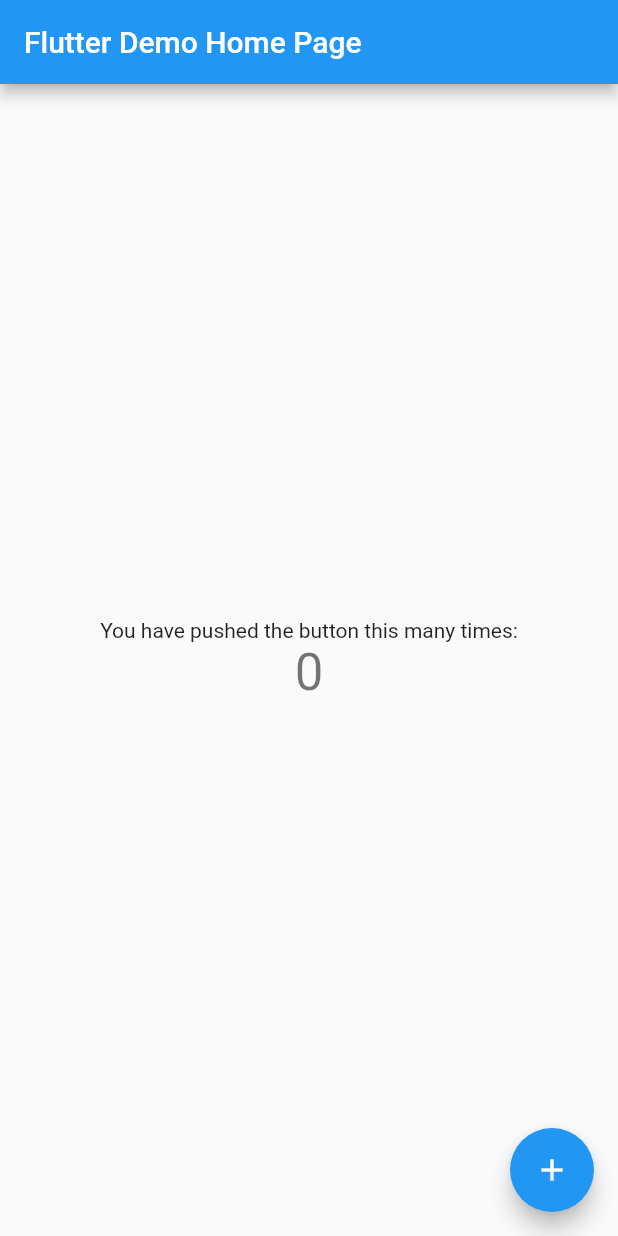
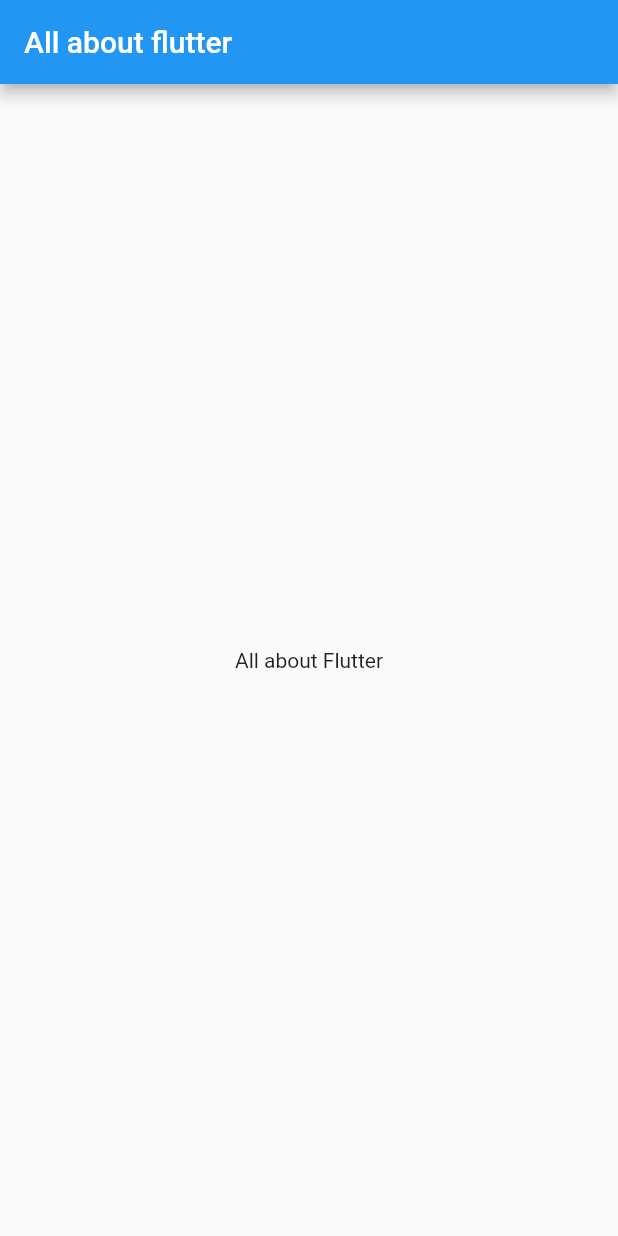
Before and after one commit to satyaattili/AllAboutFlutter, a Flutter app: the screen it shows after launch, on a phone screen of 412 x 824 dp. Run offline on Flutter 3.47's test engine with Material 2 defaults, Android fonts, the phone set to English and light mode, and no system bars.

Commit message:
removed default comments

```diff
--- a/lib/main.dart
+++ b/lib/main.dart
@@ -3,38 +3,20 @@ import 'package:flutter/material.dart';
 void main() => runApp(new MyApp());
 
 class MyApp extends StatelessWidget {
-  // This widget is the root of your application.
   @override
   Widget build(BuildContext context) {
     return new MaterialApp(
       title: 'Flutter Demo',
       theme: new ThemeData(
-        // This is the theme of your application.
-        //
-        // Try running your application with "flutter run". You'll see the
-        // application has a blue toolbar. Then, without quitting the app, try
-        // changing the primarySwatch below to Colors.green and then invoke
-        // "hot reload" (press "r" in the console where you ran "flutter run",
-        // or press Run > Flutter Hot Reload in IntelliJ). Notice that the
-        // counter didn't reset back to zero; the application is not restarted.
         primarySwatch: Colors.blue,
       ),
-      home: new MyHomePage(title: 'Flutter Demo Home Page'),
+      home: new MyHomePage(title: 'All about flutter'),
     );
   }
 }
 
 class MyHomePage extends StatefulWidget {
   MyHomePage({Key key, this.title}) : super(key: key);
-
-  // This widget is the home page of your application. It is stateful, meaning
-  // that it has a State object (defined below) that contains fields that affect
-  // how it looks.
-
-  // This class is the configuration for the state. It holds the values (in this
-  // case the title) provided by the parent (in this case the App widget) and
-  // used by the build method of the State. Fields in a Widget subclass are
-  // always marked "final".
 
   final String title;
 
@@ -43,67 +25,17 @@ class MyHomePage extends StatefulWidget {
 }
 
 class _MyHomePageState extends State<MyHomePage> {
-  int _counter = 0;
 
-  void _incrementCounter() {
-    setState(() {
-      // This call to setState tells the Flutter framework that something has
-      // changed in this State, which causes it to rerun the build method below
-      // so that the display can reflect the updated values. If we changed
-      // _counter without calling setState(), then the build method would not be
-      // called again, and so nothing would appear to happen.
-      _counter++;
-    });
-  }
 
   @override
   Widget build(BuildContext context) {
-    // This method is rerun every time setState is called, for instance as done
-    // by the _incrementCounter method above.
-    //
-    // The Flutter framework has been optimized to make rerunning build methods
-    // fast, so that you can just rebuild anything that needs updating rather
-    // than having to individually change instances of widgets.
     return new Scaffold(
       appBar: new AppBar(
-        // Here we take the value from the MyHomePage object that was created by
-        // the App.build method, and use it to set our appbar title.
         title: new Text(widget.title),
       ),
       body: new Center(
-        // Center is a layout widget. It takes a single child and positions it
-        // in the middle of the parent.
-        child: new Column(
-          // Column is also layout widget. It takes a list of children and
-          // arranges them vertically. By default, it sizes itself to fit its
-          // children horizontally, and tries to be as tall as its parent.
-          //
-          // Invoke "debug paint" (press "p" in the console where you ran
-          // "flutter run", or select "Toggle Debug Paint" from the Flutter tool
-          // window in IntelliJ) to see the wireframe for each widget.
-          //
-          // Column has various properties to control how it sizes itself and
-          // how it positions its children. Here we use mainAxisAlignment to
-          // center the children vertically; the main axis here is the vertical
-          // axis because Columns are vertical (the cross axis would be
-          // horizontal).
-          mainAxisAlignment: MainAxisAlignment.center,
-          children: <Widget>[
-            new Text(
-              'You have pushed the button this many times:',
-            ),
-            new Text(
-              '$_counter',
-              style: Theme.of(context).textTheme.display1,
-            ),
-          ],
-        ),
-      ),
-      floatingActionButton: new FloatingActionButton(
-        onPressed: _incrementCounter,
-        tooltip: 'Increment',
-        child: new Icon(Icons.add),
-      ), // This trailing comma makes auto-formatting nicer for build methods.
+        child: new Text("All about Flutter"),
+      )
     );
   }
 }
```
